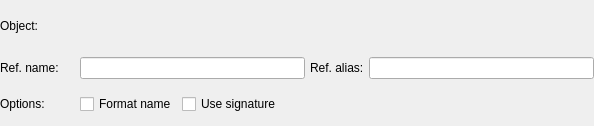
The window that libs/libgui/ui/dbobjects/objectreferenceswidget.ui (pgmodeler/pgmodeler) describes before a commit, drawn with Qt 5.
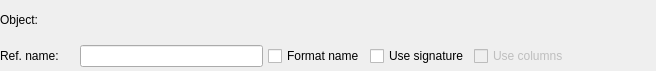
The same window after the commit.

Commit message:
Refactored View::generateColumns to generate columns from the new reference object
Minor refactor in ObjectReferencesWidget/GenericSQL::Referece to use a
flag that indicates that view columns must be generated form the
references

Patch:
```diff
--- a/libs/libgui/ui/dbobjects/objectreferenceswidget.ui
+++ b/libs/libgui/ui/dbobjects/objectreferenceswidget.ui
@@ -6,8 +6,8 @@
    <rect>
     <x>0</x>
     <y>0</y>
-    <width>594</width>
-    <height>126</height>
+    <width>656</width>
+    <height>71</height>
    </rect>
   </property>
   <property name="windowTitle">
@@ -103,38 +103,13 @@
       </widget>
      </item>
      <item>
-      <widget class="QLabel" name="ref_alias_lbl">
-       <property name="text">
-        <string>Ref. alias:</string>
-       </property>
-      </widget>
-     </item>
-     <item>
-      <widget class="QLineEdit" name="ref_alias_edt">
-       <property name="toolTip">
-        <string>&lt;p&gt;The name of the reference to an object. All occurences of the reference enclosed by &lt;strong&gt;{}&lt;/strong&gt; are replaced by the referenced object's name or signature in the generic SQL object's code.&lt;/p&gt;</string>
-       </property>
-       <property name="statusTip">
-        <string/>
-       </property>
-      </widget>
-     </item>
-    </layout>
-   </item>
-   <item row="2" column="0">
-    <widget class="QLabel" name="ref_name_lbl_3">
-     <property name="text">
-      <string>Options:</string>
-     </property>
-    </widget>
-   </item>
-   <item row="2" column="1">
-    <layout class="QHBoxLayout" name="horizontalLayout_3">
-     <property name="spacing">
-      <number>5</number>
-     </property>
-     <item>
       <widget class="QCheckBox" name="format_name_chk">
+       <property name="sizePolicy">
+        <sizepolicy hsizetype="Fixed" vsizetype="Fixed">
+         <horstretch>0</horstretch>
+         <verstretch>0</verstretch>
+        </sizepolicy>
+       </property>
        <property name="toolTip">
         <string>&lt;p&gt;The referenced object's name or signature will be automatically quoted when special characters are found. Additionally, for schema qualified objects, the name of the parent schema is prepended to the referenced object's name or signature. This will avoid common SQL syntax errors or loss of semantics.&lt;/p&gt;</string>
        </property>
@@ -148,6 +123,12 @@
      </item>
      <item>
       <widget class="QCheckBox" name="use_signature_chk">
+       <property name="sizePolicy">
+        <sizepolicy hsizetype="Fixed" vsizetype="Fixed">
+         <horstretch>0</horstretch>
+         <verstretch>0</verstretch>
+        </sizepolicy>
+       </property>
        <property name="toolTip">
         <string>&lt;p&gt;Use the referenced object's signature instead of its name. For some objects like functions, casts, operators and some others the signature will include parameters types and some other information.&lt;/p&gt;</string>
        </property>
@@ -160,17 +141,26 @@
       </widget>
      </item>
      <item>
-      <spacer name="horizontalSpacer_2">
-       <property name="orientation">
-        <enum>Qt::Horizontal</enum>
+      <widget class="QCheckBox" name="use_columns_chk">
+       <property name="enabled">
+        <bool>false</bool>
        </property>
-       <property name="sizeHint" stdset="0">
-        <size>
-         <width>40</width>
-         <height>20</height>
-        </size>
+       <property name="sizePolicy">
+        <sizepolicy hsizetype="Expanding" vsizetype="Fixed">
+         <horstretch>0</horstretch>
+         <verstretch>0</verstretch>
+        </sizepolicy>
        </property>
-      </spacer>
+       <property name="toolTip">
+        <string>&lt;p&gt;Use the referenced object's columns as the view's columns.&lt;/p&gt;</string>
+       </property>
+       <property name="statusTip">
+        <string/>
+       </property>
+       <property name="text">
+        <string>Use columns</string>
+       </property>
+      </widget>
      </item>
     </layout>
    </item>
```
The commit also changes 14 other files.
